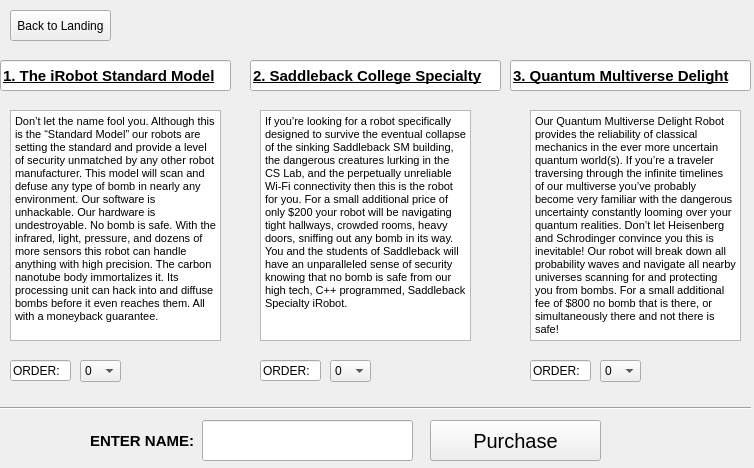
alanc9016/fragile, file GUI/mainwindow.ui: the form before one commit.
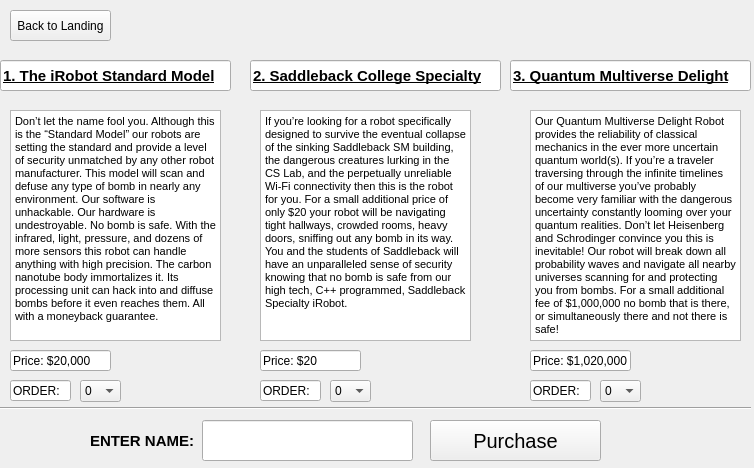
The form after the commit.

Commit message: Purchase page added

```diff
--- a/GUI/mainwindow.ui
+++ b/GUI/mainwindow.ui
@@ -265,7 +265,7 @@
 &lt;html&gt;&lt;head&gt;&lt;meta name=&quot;qrichtext&quot; content=&quot;1&quot; /&gt;&lt;style type=&quot;text/css&quot;&gt;
 p, li { white-space: pre-wrap; }
 &lt;/style&gt;&lt;/head&gt;&lt;body style=&quot; font-family:'MS Shell Dlg 2'; font-size:8pt; font-weight:400; font-style:normal;&quot;&gt;
-&lt;p style=&quot; margin-top:12px; margin-bottom:12px; margin-left:0px; margin-right:0px; -qt-block-indent:0; text-indent:0px;&quot;&gt;If you’re looking for a robot specifically designed to survive the eventual collapse of the sinking Saddleback SM building, the dangerous creatures lurking in the CS Lab, and the perpetually unreliable Wi-Fi connectivity then this is the robot for you. For a small additional price of only $200 your robot will be navigating tight hallways, crowded rooms, heavy doors, sniffing out any bomb in its way. You and the students of Saddleback will have an unparalleled sense of security knowing that no bomb is safe from our high tech, C++ programmed, Saddleback Specialty iRobot. &lt;/p&gt;&lt;/body&gt;&lt;/html&gt;</string>
+&lt;p style=&quot; margin-top:12px; margin-bottom:12px; margin-left:0px; margin-right:0px; -qt-block-indent:0; text-indent:0px;&quot;&gt;If you’re looking for a robot specifically designed to survive the eventual collapse of the sinking Saddleback SM building, the dangerous creatures lurking in the CS Lab, and the perpetually unreliable Wi-Fi connectivity then this is the robot for you. For a small additional price of only $20 your robot will be navigating tight hallways, crowded rooms, heavy doors, sniffing out any bomb in its way. You and the students of Saddleback will have an unparalleled sense of security knowing that no bomb is safe from our high tech, C++ programmed, Saddleback Specialty iRobot. &lt;/p&gt;&lt;/body&gt;&lt;/html&gt;</string>
       </property>
      </widget>
      <widget class="QTextEdit" name="textEdit_7">
@@ -287,14 +287,14 @@
 &lt;html&gt;&lt;head&gt;&lt;meta name=&quot;qrichtext&quot; content=&quot;1&quot; /&gt;&lt;style type=&quot;text/css&quot;&gt;
 p, li { white-space: pre-wrap; }
 &lt;/style&gt;&lt;/head&gt;&lt;body style=&quot; font-family:'MS Shell Dlg 2'; font-size:8pt; font-weight:400; font-style:normal;&quot;&gt;
-&lt;p style=&quot; margin-top:12px; margin-bottom:12px; margin-left:0px; margin-right:0px; -qt-block-indent:0; text-indent:0px;&quot;&gt;Our Quantum Multiverse Delight Robot provides the reliability of classical mechanics in the ever more uncertain quantum world(s). If you’re a traveler traversing through the infinite timelines of our multiverse you’ve probably become very familiar with the dangerous uncertainty constantly looming over your quantum realities. Don’t let Heisenberg and Schrodinger convince you this is inevitable! Our robot will break down all probability waves and navigate all nearby universes scanning for and protecting you from bombs. For a small additional fee of $800 no bomb that is there, or simultaneously there and not there is safe! &lt;/p&gt;&lt;/body&gt;&lt;/html&gt;</string>
+&lt;p style=&quot; margin-top:12px; margin-bottom:12px; margin-left:0px; margin-right:0px; -qt-block-indent:0; text-indent:0px;&quot;&gt;Our Quantum Multiverse Delight Robot provides the reliability of classical mechanics in the ever more uncertain quantum world(s). If you’re a traveler traversing through the infinite timelines of our multiverse you’ve probably become very familiar with the dangerous uncertainty constantly looming over your quantum realities. Don’t let Heisenberg and Schrodinger convince you this is inevitable! Our robot will break down all probability waves and navigate all nearby universes scanning for and protecting you from bombs. For a small additional fee of $1,000,000 no bomb that is there, or simultaneously there and not there is safe! &lt;/p&gt;&lt;/body&gt;&lt;/html&gt;</string>
       </property>
      </widget>
      <widget class="QLineEdit" name="lineEdit_4">
       <property name="geometry">
        <rect>
         <x>10</x>
-        <y>360</y>
+        <y>380</y>
         <width>61</width>
         <height>21</height>
        </rect>
@@ -307,7 +307,7 @@
       <property name="geometry">
        <rect>
         <x>260</x>
-        <y>360</y>
+        <y>380</y>
         <width>61</width>
         <height>21</height>
        </rect>
@@ -320,7 +320,7 @@
       <property name="geometry">
        <rect>
         <x>530</x>
-        <y>360</y>
+        <y>380</y>
         <width>61</width>
         <height>21</height>
        </rect>
@@ -333,7 +333,7 @@
       <property name="geometry">
        <rect>
         <x>80</x>
-        <y>360</y>
+        <y>380</y>
         <width>41</width>
         <height>22</height>
        </rect>
@@ -398,7 +398,7 @@
       <property name="geometry">
        <rect>
         <x>330</x>
-        <y>360</y>
+        <y>380</y>
         <width>41</width>
         <height>22</height>
        </rect>
@@ -463,7 +463,7 @@
       <property name="geometry">
        <rect>
         <x>600</x>
-        <y>360</y>
+        <y>380</y>
         <width>41</width>
         <height>22</height>
        </rect>
@@ -593,6 +593,45 @@
        <string>Purchase</string>
       </property>
      </widget>
+     <widget class="QLineEdit" name="lineEdit_7">
+      <property name="geometry">
+       <rect>
+        <x>10</x>
+        <y>350</y>
+        <width>101</width>
+        <height>21</height>
+       </rect>
+      </property>
+      <property name="text">
+       <string>Price: $20,000</string>
+      </property>
+     </widget>
+     <widget class="QLineEdit" name="lineEdit_8">
+      <property name="geometry">
+       <rect>
+        <x>260</x>
+        <y>350</y>
+        <width>101</width>
+        <height>21</height>
+       </rect>
+      </property>
+      <property name="text">
+       <string>Price: $20</string>
+      </property>
+     </widget>
+     <widget class="QLineEdit" name="lineEdit_9">
+      <property name="geometry">
+       <rect>
+        <x>530</x>
+        <y>350</y>
+        <width>101</width>
+        <height>21</height>
+       </rect>
+      </property>
+      <property name="text">
+       <string>Price: $1,020,000</string>
+      </property>
+     </widget>
     </widget>
     <widget class="QWidget" name="adminLoginPage">
      <widget class="QPushButton" name="aBackBtn">
```
